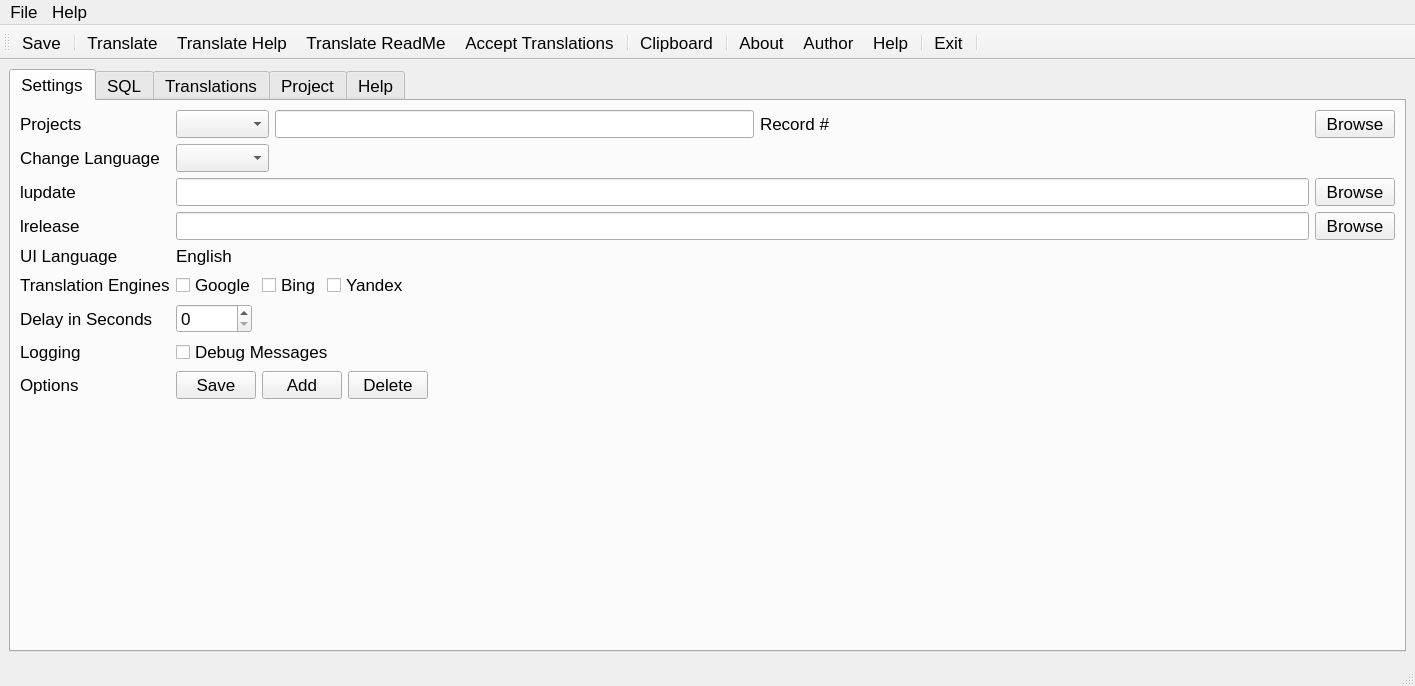
Before: the Qt Designer form src/MainWindow.ui in Light-Wizzard/QtLingo, drawn with Qt 5.
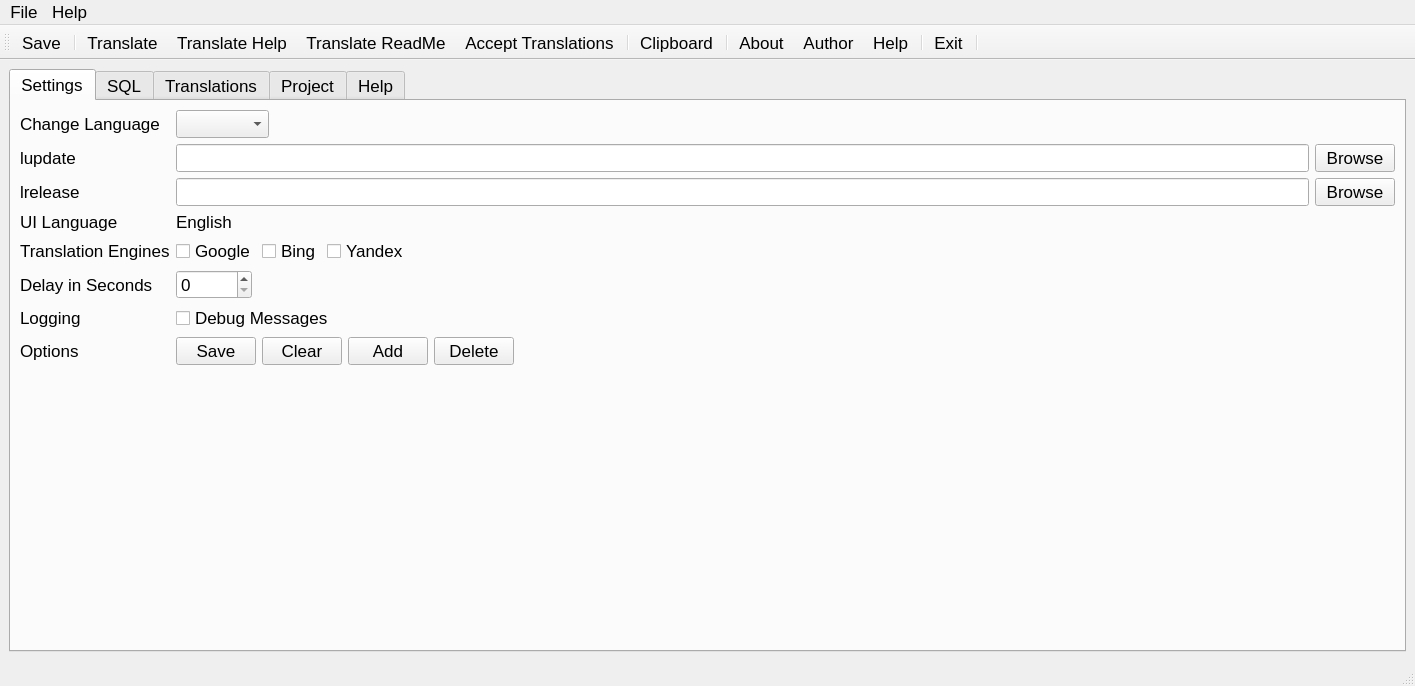
After: the same form once the commit is applied. The open tabs and pages were chosen to show the change. Icons and pictures are not drawn.

Patch:
```diff
--- a/src/MainWindow.ui
+++ b/src/MainWindow.ui
@@ -33,89 +33,13 @@
         <item>
          <layout class="QFormLayout" name="formLayoutSettings">
           <item row="0" column="0">
-           <widget class="QLabel" name="labelSettingsProjext">
-            <property name="text">
-             <string>Projects</string>
-            </property>
-           </widget>
-          </item>
-          <item row="0" column="1">
-           <layout class="QHBoxLayout" name="horizontalLayoutSettingsProject">
-            <item>
-             <widget class="QComboBox" name="comboBoxSettingsProjects">
-              <property name="accessibleName">
-               <string notr="true"/>
-              </property>
-              <property name="accessibleDescription">
-               <string notr="true"/>
-              </property>
-              <property name="currentText">
-               <string notr="true"/>
-              </property>
-             </widget>
-            </item>
-            <item>
-             <widget class="QLineEdit" name="lineEditSettingsQtProjectName">
-              <property name="accessibleName">
-               <string/>
-              </property>
-              <property name="accessibleDescription">
-               <string/>
-              </property>
-              <property name="inputMask">
-               <string notr="true"/>
-              </property>
-              <property name="text">
-               <string notr="true"/>
-              </property>
-              <property name="placeholderText">
-               <string notr="true"/>
-              </property>
-             </widget>
-            </item>
-            <item>
-             <widget class="QLabel" name="labelRecordIdSettings">
-              <property name="accessibleName">
-               <string/>
-              </property>
-              <property name="accessibleDescription">
-               <string/>
-              </property>
-              <property name="text">
-               <string notr="true">Record #</string>
-              </property>
-             </widget>
-            </item>
-            <item>
-             <spacer name="horizontalSpacerSettingsProject">
-              <property name="orientation">
-               <enum>Qt::Horizontal</enum>
-              </property>
-              <property name="sizeHint" stdset="0">
-               <size>
-                <width>40</width>
-                <height>20</height>
-               </size>
-              </property>
-             </spacer>
-            </item>
-            <item>
-             <widget class="QPushButton" name="pushButtonSettingsProjectsBrowser">
-              <property name="text">
-               <string>Browse</string>
-              </property>
-             </widget>
-            </item>
-           </layout>
-          </item>
-          <item row="1" column="0">
            <widget class="QLabel" name="labelSettingsLanguage">
             <property name="text">
              <string>Change Language</string>
             </property>
            </widget>
           </item>
-          <item row="1" column="1">
+          <item row="0" column="1">
            <layout class="QHBoxLayout" name="horizontalLayoutSettingsLanguage">
             <item>
              <widget class="QComboBox" name="comboBoxSettingsLanguage">
@@ -145,7 +69,7 @@
             </item>
            </layout>
           </item>
-          <item row="2" column="0">
+          <item row="1" column="0">
            <widget class="QLabel" name="labelSettingLupdate">
             <property name="toolTip">
              <string notr="true"/>
@@ -167,7 +91,7 @@
             </property>
            </widget>
           </item>
-          <item row="2" column="1">
+          <item row="1" column="1">
            <layout class="QHBoxLayout" name="horizontalLayoutSettingsLupdate">
             <item>
              <widget class="QLineEdit" name="lineEditSettingsLupdate">
@@ -203,14 +127,14 @@
             </item>
            </layout>
           </item>
-          <item row="3" column="0">
+          <item row="2" column="0">
            <widget class="QLabel" name="labelSettingsLrelease">
             <property name="text">
              <string>lrelease</string>
             </property>
            </widget>
           </item>
-          <item row="3" column="1">
+          <item row="2" column="1">
            <layout class="QHBoxLayout" name="horizontalLayoutSettingsLrelease">
             <item>
              <widget class="QLineEdit" name="lineEditSettingsLrelease">
@@ -240,14 +164,14 @@
             </item>
            </layout>
           </item>
-          <item row="4" column="0">
+          <item row="3" column="0">
            <widget class="QLabel" name="labelSettingsUiLanguage">
             <property name="text">
              <string>UI Language</string>
             </property>
            </widget>
           </item>
-          <item row="4" column="1">
+          <item row="3" column="1">
            <layout class="QHBoxLayout" name="horizontalLayoutSettingsUI">
             <item>
              <widget class="QLabel" name="labelSettingsLanguageUI">
@@ -258,14 +182,14 @@
             </item>
            </layout>
           </item>
-          <item row="5" column="0">
+          <item row="4" column="0">
            <widget class="QLabel" name="labelSettingsTranslationEngine">
             <property name="text">
              <string>Translation Engines</string>
             </property>
            </widget>
           </item>
-          <item row="5" column="1">
+          <item row="4" column="1">
            <layout class="QGridLayout" name="gridLayoutSettingsTransEngine">
             <item row="0" column="0">
              <widget class="QCheckBox" name="checkBoxSettingsGoogle">
@@ -318,14 +242,14 @@
             </item>
            </layout>
           </item>
-          <item row="6" column="0">
+          <item row="5" column="0">
            <widget class="QLabel" name="labelSettingsDelay">
             <property name="text">
              <string>Delay in Seconds</string>
             </property>
            </widget>
           </item>
-          <item row="6" column="1">
+          <item row="5" column="1">
            <layout class="QHBoxLayout" name="horizontalLayoutSettingsDelay">
             <item>
              <widget class="QSpinBox" name="spinBoxSettingsDelay">
@@ -349,14 +273,45 @@
             </item>
            </layout>
           </item>
-          <item row="8" column="0">
+          <item row="6" column="0">
+           <widget class="QLabel" name="labelSettignsMessaging">
+            <property name="text">
+             <string>Logging</string>
+            </property>
+           </widget>
+          </item>
+          <item row="6" column="1">
+           <layout class="QHBoxLayout" name="horizontalLayoutSettignsMessaging">
+            <item>
+             <widget class="QCheckBox" name="checkBoxSettignsMessaging">
+              <property name="text">
+               <string>Debug Messages</string>
+              </property>
+             </widget>
+            </item>
+            <item>
+             <spacer name="horizontalSpacerSettignsMessaging">
+              <property name="orientation">
+               <enum>Qt::Horizontal</enum>
+              </property>
+              <property name="sizeHint" stdset="0">
+               <size>
+                <width>40</width>
+                <height>20</height>
+               </size>
+              </property>
+             </spacer>
+            </item>
+           </layout>
+          </item>
+          <item row="7" column="0">
            <widget class="QLabel" name="labelSettingsOptions">
             <property name="text">
              <string>Options</string>
             </property>
            </widget>
           </item>
-          <item row="8" column="1">
+          <item row="7" column="1">
            <layout class="QHBoxLayout" name="horizontalLayoutSettingsOptions">
             <item>
              <widget class="QPushButton" name="pushButtonSettingsSave">
@@ -365,6 +320,13 @@
               </property>
              </widget>
             </item>
+            <item>
+             <widget class="QPushButton" name="pushButtonSettingsClear">
+              <property name="text">
+               <string>Clear</string>
+              </property>
+             </widget>
+            </item>
             <item>
              <widget class="QPushButton" name="pushButtonSettingsAdd">
               <property name="text">
@@ -394,37 +356,6 @@
             </item>
            </layout>
           </item>
-          <item row="7" column="0">
-           <widget class="QLabel" name="labelSettignsMessaging">
-            <property name="text">
-             <string>Logging</string>
-            </property>
-           </widget>
-          </item>
-          <item row="7" column="1">
-           <layout class="QHBoxLayout" name="horizontalLayoutSettignsMessaging">
-            <item>
-             <widget class="QCheckBox" name="checkBoxSettignsMessaging">
-              <property name="text">
-               <string>Debug Messages</string>
-              </property>
-             </widget>
-            </item>
-            <item>
-             <spacer name="horizontalSpacerSettignsMessaging">
-              <property name="orientation">
-               <enum>Qt::Horizontal</enum>
-              </property>
-              <property name="sizeHint" stdset="0">
-               <size>
-                <width>40</width>
-                <height>20</height>
-               </size>
-              </property>
-             </spacer>
-            </item>
-           </layout>
-          </item>
          </layout>
         </item>
        </layout>
```
Left out of the diff: 258 changed lines with no effect on the pictures.
